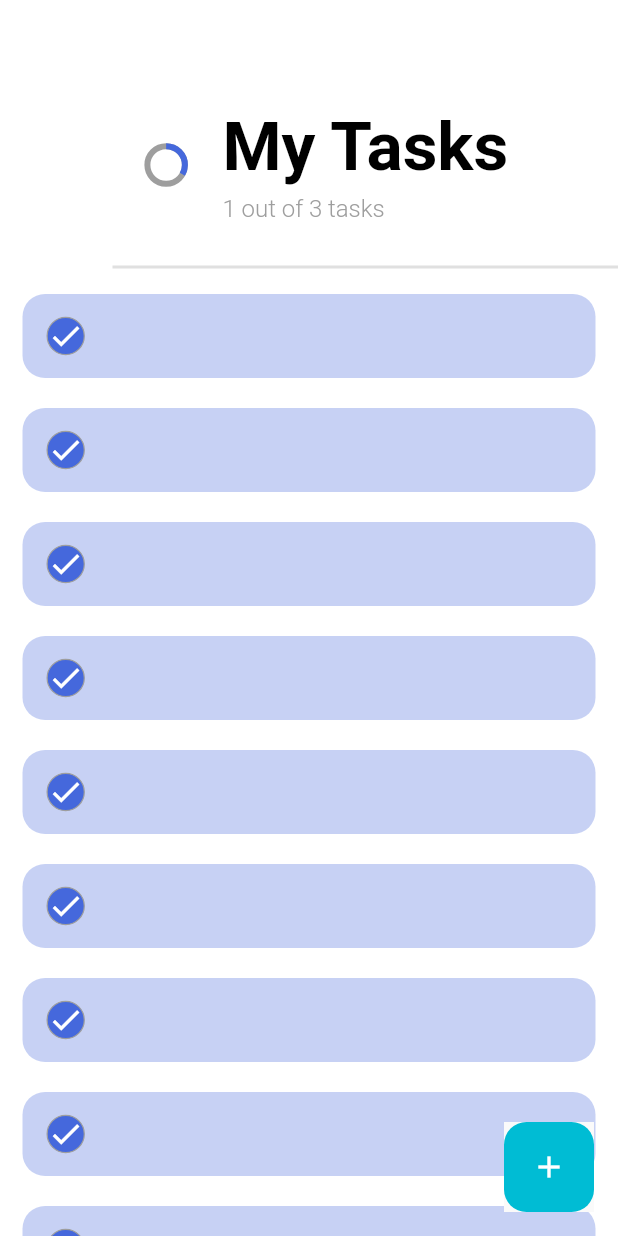
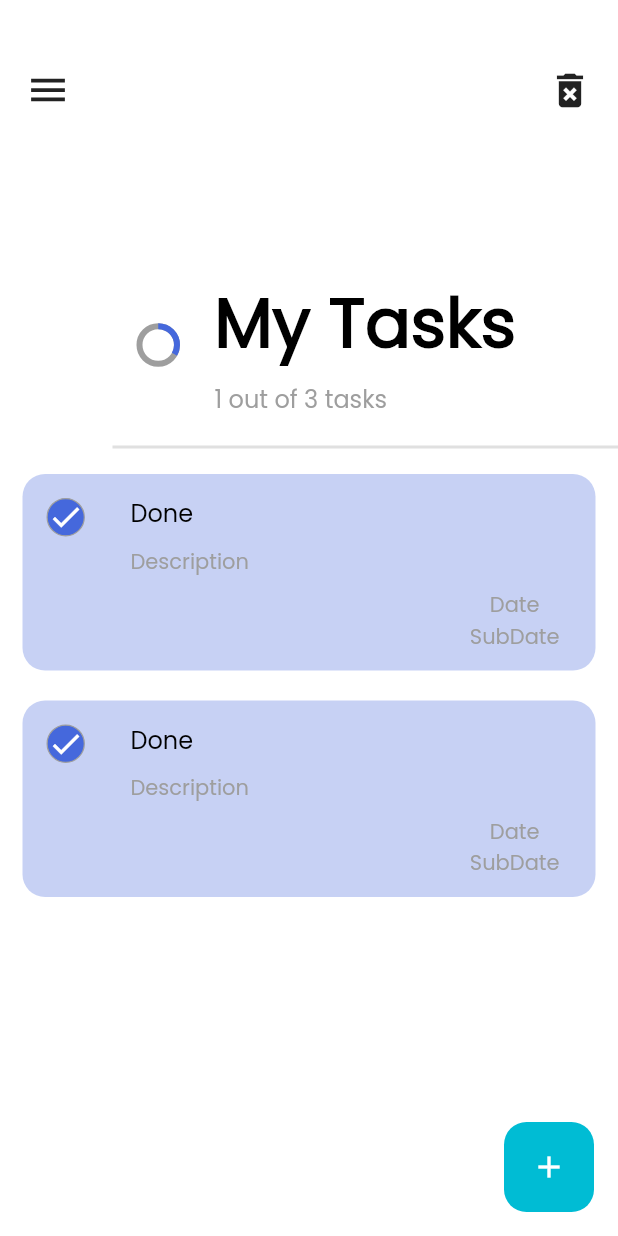
Before and after one commit to Fobie/todo_app_flutter_hive, a Flutter app: the screen it shows after launch, on a phone screen of 412 x 824 dp. Run offline on Flutter 3.47's test engine with Material 2 defaults, Android fonts, the phone set to English and light mode, and no system bars; drawn by our look-alikes of flutter_slider_drawer; our stand-ins replace animate_do, get, lottie.

Commit message:
updated 19/11/23

```diff
--- a/lib/const/strings.dart
+++ b/lib/const/strings.dart
@@ -1,7 +1,7 @@
 const String kMyTasksText = "My Tasks";
 const String kDeletedText = "The task was deleted";
 const String kDoneAllText = "You have done all tasks";
-const String kAddNewText = 'Add New...';
+const String kAddNewText = 'Add New Task';
 const String kUpdateText = "Update ";
 const String kTaskText = "Task";
 const String kPlanningText = "What are you planning?";
--- a/lib/main.dart
+++ b/lib/main.dart
@@ -1,5 +1,7 @@
 import 'package:flutter/material.dart';
+import 'package:get/get.dart';
 import 'package:todoapp/pages/home_page.dart';
+import 'package:todoapp/pages/task_view_screen.dart';
 
 void main(){
   runApp(const MyApp());
@@ -10,8 +12,9 @@ class MyApp extends StatelessWidget {
 
   @override
   Widget build(BuildContext context) {
-    return MaterialApp(
+    return GetMaterialApp(
       theme: ThemeData(
+        fontFamily: 'Poppins',
         textTheme: const TextTheme(
           displayLarge: TextStyle(
             color: Colors.black,
--- a/lib/pages/home_page.dart
+++ b/lib/pages/home_page.dart
@@ -1,21 +1,34 @@
+import 'package:animate_do/animate_do.dart';
 import 'package:flutter/material.dart';
+import 'package:flutter_slider_drawer/flutter_slider_drawer.dart';
+import 'package:lottie/lottie.dart';
 import 'package:todoapp/const/colors.dart';
 import 'package:todoapp/const/strings.dart';
+import 'package:todoapp/generated/assets.dart';
 import 'package:todoapp/view_items/homepage_view_items/homepage_view_items.dart';
+import 'package:todoapp/widgets/task_widget.dart';
 
 class HomePage extends StatefulWidget {
   const HomePage({super.key});
+
 
   @override
   State<HomePage> createState() => _HomePageState();
 }
 
 class _HomePageState extends State<HomePage> {
+  final GlobalKey<SliderDrawerState> dKey = GlobalKey<SliderDrawerState>();
+  final List<int> testing = [1,2];
   @override
   Widget build(BuildContext context) {
     return Scaffold(
       backgroundColor: kWhiteColor,
-      body: SizedBox(
+      body: SliderDrawer(
+        key: dKey,
+        isDraggable: false,
+        appBar: AppBarItemView(dKey: dKey,),
+          slider: DrawerItemView(),
+          child: SizedBox(
             width: double.infinity,
             height: double.infinity,
             child: Column(
@@ -31,33 +44,55 @@ class _HomePageState extends State<HomePage> {
                 ),
 
                 Expanded(
-              child: ListView.builder(
-                itemCount: 20,
+                    child:testing.isNotEmpty ? ListView.builder(
+                        itemCount: testing.length,
                         itemBuilder: (context, index){
-                    return AnimatedContainer(
-                      margin: const EdgeInsets.symmetric(vertical: 10, horizontal: 15),
-                        decoration: BoxDecoration(
-                          color: kPrimaryColor.withOpacity(0.3),
-                          borderRadius: BorderRadius.circular(15)
+                          return Dismissible(
+                              direction: DismissDirection.horizontal,
+                              onDismissed: (_){},
+                              key: Key(
+                                  index.toString()
                               ),
-                        duration: const Duration(milliseconds: 600),
-                        child: ListTile(
-                          leading: AnimatedContainer(
-                              duration:const Duration(milliseconds: 600),
-                              decoration: BoxDecoration(
-                                color: kPrimaryColor,
-                                shape: BoxShape.circle,
-                                border: Border.all(color: kGreyColor, width: 0.8)
+                              background: Row(
+                                mainAxisAlignment: MainAxisAlignment.center,
+                                children: [
+                                  Icon(
+                                    Icons.delete,
+                                    color: kGreyColor,
                                   ),
-                            child: Icon(Icons.check, color: kWhiteColor),
-                          ),
-                        ),
-                    );
-                  }
+                                  Text(
+                                    kDeletedText,
+                                    style: TextStyle(
+                                        color: kGreyColor
                                     ),
                                   )
                                 ],
                               ),
+                              child: TaskWidget()
+                          );
+                        }) :  Column(
+                      mainAxisAlignment: MainAxisAlignment.center,
+                      children: [
+                        FadeIn(
+                          child: SizedBox(
+                            width: 200,
+                            height: 200,
+                            child: Lottie.asset(
+                                'assets/lottie/1.json'
+                            ),
+                          ),
+                        ),
+                        FadeInUp(
+                            child: Text(
+                              kDoneAllText,
+                            )
+                        )
+                      ],
+                    )
+                )
+              ],
+            ),
+          )
       ),
     //  floating button
       floatingActionButton: FloatingActionButtonItemView(),
--- a/lib/view_items/homepage_view_items/homepage_view_items.dart
+++ b/lib/view_items/homepage_view_items/homepage_view_items.dart
@@ -1,7 +1,12 @@
 import 'package:flutter/material.dart';
+import 'package:flutter_slider_drawer/flutter_slider_drawer.dart';
+import 'package:get/get.dart';
 import 'package:todoapp/const/colors.dart';
 import 'package:todoapp/const/strings.dart';
+import 'package:todoapp/models/drawer_contents.dart';
+import 'package:todoapp/pages/task_view_screen.dart';
 
+//Floating action button
 class FloatingActionButtonItemView extends StatelessWidget {
   const FloatingActionButtonItemView({
     super.key,
@@ -11,9 +16,10 @@ class FloatingActionButtonItemView extends StatelessWidget {
   Widget build(BuildContext context) {
     return GestureDetector(
       onTap: (){
-        print('gettet');
+        Get.to(() => TaskViewScreen());
       },
       child: Material(
+        color: Colors.transparent,
         child: Container(
           width: 60,
           height: 60,
@@ -31,6 +37,7 @@ class FloatingActionButtonItemView extends StatelessWidget {
   }
 }
 
+//Task Info
 class TasksInfoItemView extends StatelessWidget {
   const TasksInfoItemView({
     super.key,
@@ -81,3 +88,138 @@ class TasksInfoItemView extends StatelessWidget {
     );
   }
 }
+
+//Appbar
+class AppBarItemView extends StatefulWidget {
+  const AppBarItemView({super.key, required this.dKey});
+  final GlobalKey<SliderDrawerState> dKey ;
+
+  @override
+  State<AppBarItemView> createState() => _AppBarItemViewState();
+}
+
+class _AppBarItemViewState extends State<AppBarItemView> with SingleTickerProviderStateMixin {
+  late AnimationController animationController;
+  bool isDrawerOpen = false;
+
+  @override
+  void initState() {
+    animationController = AnimationController(
+      vsync: this,
+      duration: const Duration(milliseconds: 500)
+    );
+    super.initState();
+  }
+
+  @override
+  void dispose() {
+    animationController.dispose();
+    super.dispose();
+  }
+
+  void onDrawerToggle(){
+    setState(() {
+      isDrawerOpen = !isDrawerOpen;
+      if(isDrawerOpen){
+        animationController.forward();
+        widget.dKey.currentState!.openSlider();
+      } else {
+        animationController.reverse();
+        widget.dKey.currentState!.closeSlider();
+      }
+    });
+  }
+
+  @override
+  Widget build(BuildContext context) {
+    return SizedBox(
+      width: double.infinity,
+      height: 120,
+      child: Padding(
+        padding: const EdgeInsets.all(8.0),
+        child: Row(
+          mainAxisAlignment: MainAxisAlignment.spaceBetween,
+          children: [
+            IconButton(
+                onPressed: onDrawerToggle,
+                icon: AnimatedIcon(
+                    icon: AnimatedIcons.menu_close,
+                    progress: animationController,
+                    size: 30,
+                )
+            ),
+            IconButton(
+                onPressed: (){},
+                icon: Icon(
+                  Icons.delete_forever,
+                  size:30
+                )
+            )
+          ],
+        ),
+      ),
+    );
+  }
+}
+
+//Slider Drawer
+class DrawerItemView extends StatelessWidget {
+  const DrawerItemView({super.key});
+
+  @override
+  Widget build(BuildContext context) {
+    return Container(
+      padding: const EdgeInsets.symmetric(vertical: 50),
+      decoration: BoxDecoration(
+        gradient: LinearGradient(
+            colors: kPrimaryGradientColor,
+            begin: Alignment.topLeft,
+            end: Alignment.bottomRight
+        )
+      ),
+      child: Column(
+        children: [
+          CircleAvatar(
+            radius: 50,
+            backgroundImage: NetworkImage('https://avatars.githubusercontent.com/u/101491457?v=4'),
+          ),
+          SizedBox(
+            height: 8,
+          ),
+          Text(
+            'Win Khant Paing',
+            style: Theme.of(context).textTheme.displayMedium,
+          ),
+          Text(
+            'Flutter Developer',
+            style: Theme.of(context).textTheme.displaySmall,
+          ),
+          Expanded(
+            child: ListView.builder(
+              itemCount: listsDrawerContent.length,
+                itemBuilder: (context, index){
+                  return InkWell(
+                    onTap: (){
+                      print('${listsDrawerContent[index].title} Items');
+                    },
+                    child: Container(
+                      margin: const EdgeInsets.all(10),
+                      child: ListTile(
+                        leading: Icon(listsDrawerContent[index].icon, color: kWhiteColor,),
+                        title: Text(
+                          listsDrawerContent[index].title,
+                          style: TextStyle(
+                            color: kWhiteColor
+                          ),
+                        ),
+                      ),
+                    ),
+                  );
+                }
+            ),
+          )
+        ],
+      ),
+    );
+  }
+}
--- /dev/null
+++ b/lib/widgets/task_widget.dart
@@ -0,0 +1,87 @@
+import 'package:flutter/material.dart';
+import 'package:todoapp/const/colors.dart';
+
+class TaskWidget extends StatelessWidget {
+  const TaskWidget({
+    super.key,
+  });
+
+  @override
+  Widget build(BuildContext context) {
+    return GestureDetector(
+      onTap: (){
+
+      },
+      child: AnimatedContainer(
+        margin: const EdgeInsets.symmetric(vertical: 10, horizontal: 15),
+        decoration: BoxDecoration(
+            color: kPrimaryColor.withOpacity(0.3),
+            borderRadius: BorderRadius.circular(15)
+        ),
+        duration: const Duration(milliseconds: 600),
+        child: GestureDetector(
+          onTap: (){
+
+          },
+          child: ListTile(
+            leading: AnimatedContainer(
+              duration:const Duration(milliseconds: 600),
+              decoration: BoxDecoration(
+                  color: kPrimaryColor,
+                  shape: BoxShape.circle,
+                  border: Border.all(color: kGreyColor, width: 0.8)
+              ),
+              child: Icon(Icons.check, color: kWhiteColor),
+            ),
+            title:const Padding(
+              padding: const EdgeInsets.symmetric(vertical: 10),
+              child: Text(
+                'Done',
+                style: TextStyle(
+                    color: kBlackColor,
+                    fontWeight: FontWeight.w500
+                ),
+              ),
+            ),
+            subtitle: const Column(
+              crossAxisAlignment: CrossAxisAlignment.start,
+              children: [
+                Text(
+                  'Description',
+                  style: TextStyle(
+                      color: kGreyColor,
+                      fontWeight: FontWeight.w300
+                  ),
+                ),
+                Align(
+                  alignment: Alignment.centerRight,
+                  child: Padding(
+                    padding: EdgeInsets.all(8.0),
+                    child: Column(
+                      children: [
+                        Text(
+                          'Date',
+                          style: TextStyle(
+                              fontSize: 14,
+                              color: kGreyColor
+                          ),
+                        ),
+                        Text(
+                          'SubDate',
+                          style: TextStyle(
+                              fontSize: 14,
+                              color: kGreyColor
+                          ),
+                        )
+                      ],
+                    ),
+                  ),
+                )
+              ],
+            ),
+          ),
+        ),
+      ),
+    );
+  }
+}
```
Also changed, not shown: lib/models/drawer_contents.dart (added, +27 -0 lines), lib/pages/task_view_screen.dart (added, +78 -0 lines), lib/view_items/taskview_view_items/taskview_view_items.dart (added, +69 -0 lines), lib/widgets/taskview_title_widget.dart (added, +38 -0 lines), pubspec.yaml (+5 -4 lines), assets/fonts/Poppins-Regular.ttf (added), lib/generated/assets.dart (added), pubspec.lock. Lines whose indentation alone changed are shown as unchanged.
